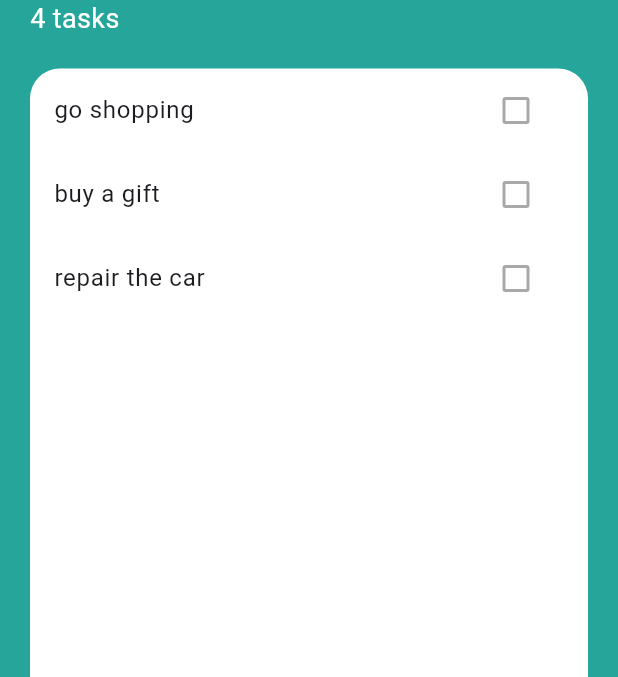
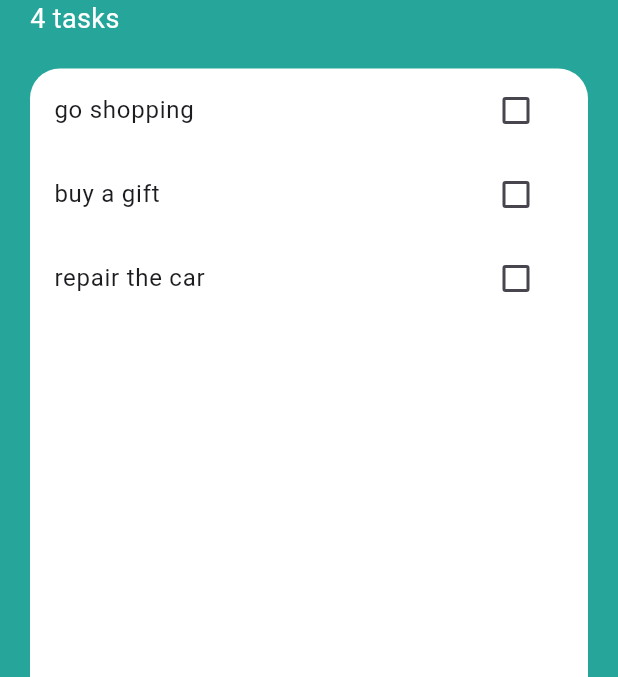
Before and after one commit to BatoolHardan/learn_provider, a Flutter app: the screen it shows after launch, on a phone screen of 412 x 824 dp, the part 176-853 px from its top. Run offline on Flutter 3.47's test engine with Material 3 defaults, Android fonts, the light colour scheme and no system bars.

Commit message:
Restart the selection box

```diff
--- a/lib/widgets/tasks_list.dart
+++ b/lib/widgets/tasks_list.dart
@@ -17,12 +17,27 @@ class _TasksListState extends State<TasksList> {
   ];
   @override
   Widget build(BuildContext context) {
-    return ListView(
-      children: [
-        TasksTitle(taskTitle: tasks[0].name, isChecked: tasks[0].isDone),
-        TasksTitle(taskTitle: tasks[1].name, isChecked: tasks[1].isDone),
-        TasksTitle(taskTitle: tasks[2].name, isChecked: tasks[2].isDone),
-      ],
+    return ListView.builder(
+      itemCount: tasks.length,
+      itemBuilder: (context, index) {
+        return TasksTitle(
+          taskTitle: tasks[index].name,
+          isChecked: tasks[index].isDone,
+          checkboxChange: (newValue) {
+            setState(() {
+              tasks[index].doneChange();
+            });
+          },
+        );
+      },
     );
+    //   return ListView(
+    //     children: [
+    //       TasksTitle(taskTitle: tasks[0].name, isChecked: tasks[0].isDone),
+    //       TasksTitle(taskTitle: tasks[1].name, isChecked: tasks[1].isDone),
+    //       TasksTitle(taskTitle: tasks[2].name, isChecked: tasks[2].isDone),
+    //     ],
+    //   );
+    // }
   }
 }
--- a/lib/widgets/tasks_title.dart
+++ b/lib/widgets/tasks_title.dart
@@ -3,10 +3,12 @@ import 'package:flutter/material.dart';
 class TasksTitle extends StatelessWidget {
   final bool isChecked;
   final String taskTitle;
+  final void Function(bool?) checkboxChange;
   const TasksTitle({
     super.key,
     required this.taskTitle,
     required this.isChecked,
+    required this.checkboxChange,
   });
 
   @override
@@ -21,14 +23,8 @@ class TasksTitle extends StatelessWidget {
       trailing: Checkbox(
         activeColor: Colors.teal[400],
         value: isChecked,
-        onChanged: null,
-        // onChanged: checkboxChange,
+        onChanged: checkboxChange,
       ),
     );
   }
 }
-// }(bool? newValue) {
-//           setState(() {
-//             isChecked = newValue!;
-//           });
-//
```
